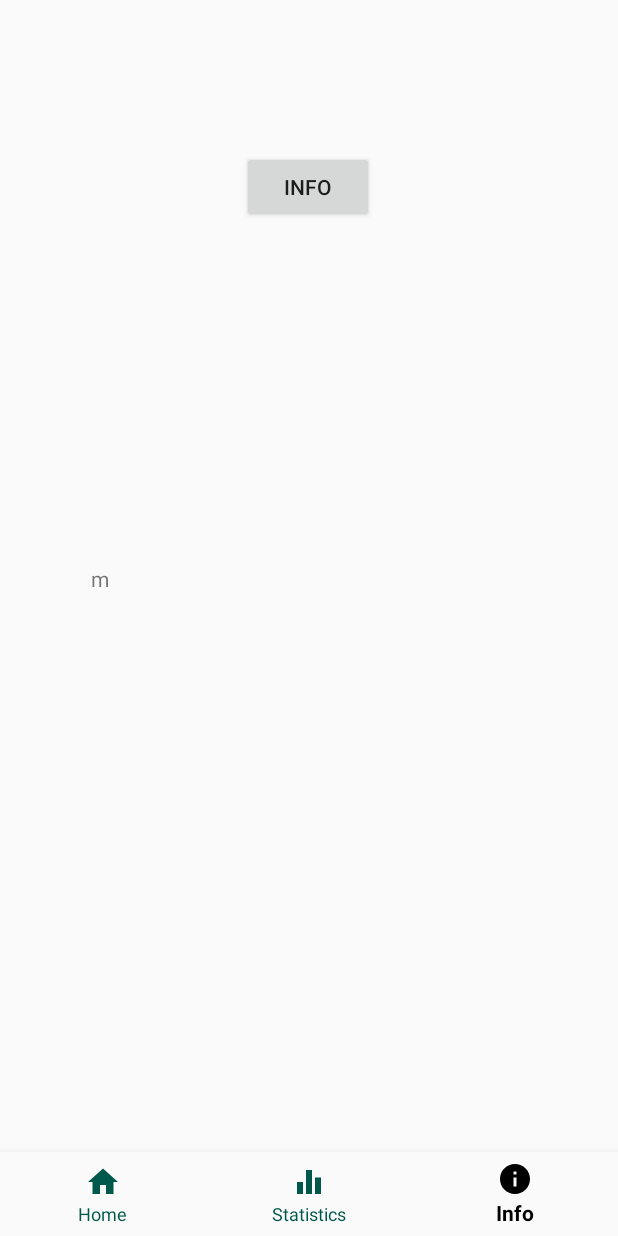
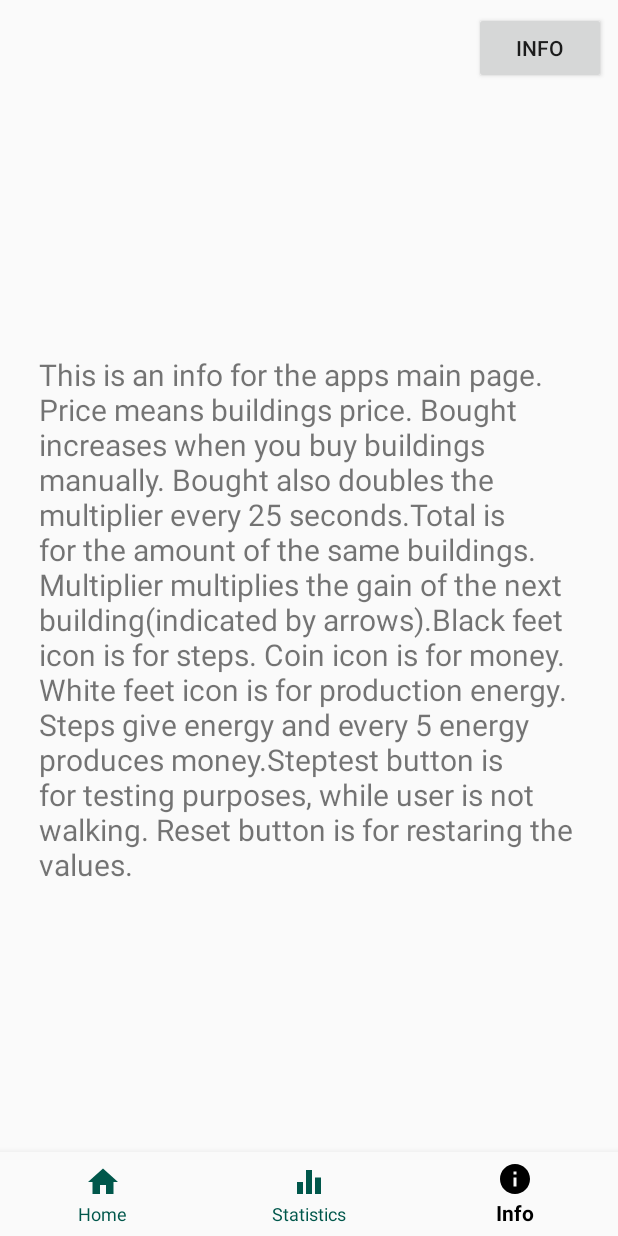
Before and after one commit to topiaspeiponen/doctorJava_project, an Android app: the screen it shows after launch (MainActivity), item 3 of the bottom bar chosen, on a phone screen of 412 x 824 dp. Run offline under Robolectric (Android 15) with nearby library versions, the phone set to English and light mode, and no system bars; our stand-ins replace Room's generated code.

Commit message:
Merge branch 'emil' of https://github.com/topiaspeiponen/doctorJava_project
# Conflicts:
#	app/src/main/res/layout/fragment_main.xml
#	app/src/main/res/layout/fragment_store.xml

```diff
--- a/app/src/main/res/layout/fragment_store.xml
+++ b/app/src/main/res/layout/fragment_store.xml
@@ -18,23 +18,24 @@
         android:text="Info"
         app:layout_constraintBottom_toTopOf="@+id/textView3"
         app:layout_constraintEnd_toEndOf="parent"
-        app:layout_constraintHorizontal_bias="0.498"
+        app:layout_constraintHorizontal_bias="1.0"
         app:layout_constraintStart_toStartOf="parent"
         app:layout_constraintTop_toTopOf="parent"
-        app:layout_constraintVertical_bias="0.664"
+        app:layout_constraintVertical_bias="1.0"
         tools:layout_conversion_wrapHeight="168"
         tools:layout_conversion_wrapWidth="308" />
 
     <TextView
         android:id="@+id/textView3"
-        android:layout_width="289dp"
-        android:layout_height="285dp"
+        android:layout_width="378dp"
+        android:layout_height="423dp"
         android:layout_marginStart="60dp"
-        android:layout_marginTop="376dp"
+        android:layout_marginTop="236dp"
         android:layout_marginEnd="8dp"
-        android:text="m"
+        android:text="This is an info for the apps main page. Price means buildings price. Bought increases when you buy buildings manually. Bought also doubles the multiplier every 25 seconds.Total is for the amount of the same buildings. Multiplier multiplies the gain of the next building(indicated by arrows).Black feet icon is for steps. Coin icon is for money. White feet icon is for production energy. Steps give energy and every 5 energy produces money.Steptest button is for testing purposes, while user is not walking. Reset button is for restaring the values. "
+        android:textSize="20dp"
         app:layout_constraintEnd_toEndOf="parent"
-        app:layout_constraintHorizontal_bias="0.018"
+        app:layout_constraintHorizontal_bias="1.0"
         app:layout_constraintStart_toStartOf="parent"
         app:layout_constraintTop_toTopOf="parent"
         tools:layout_conversion_wrapHeight="420"
```
